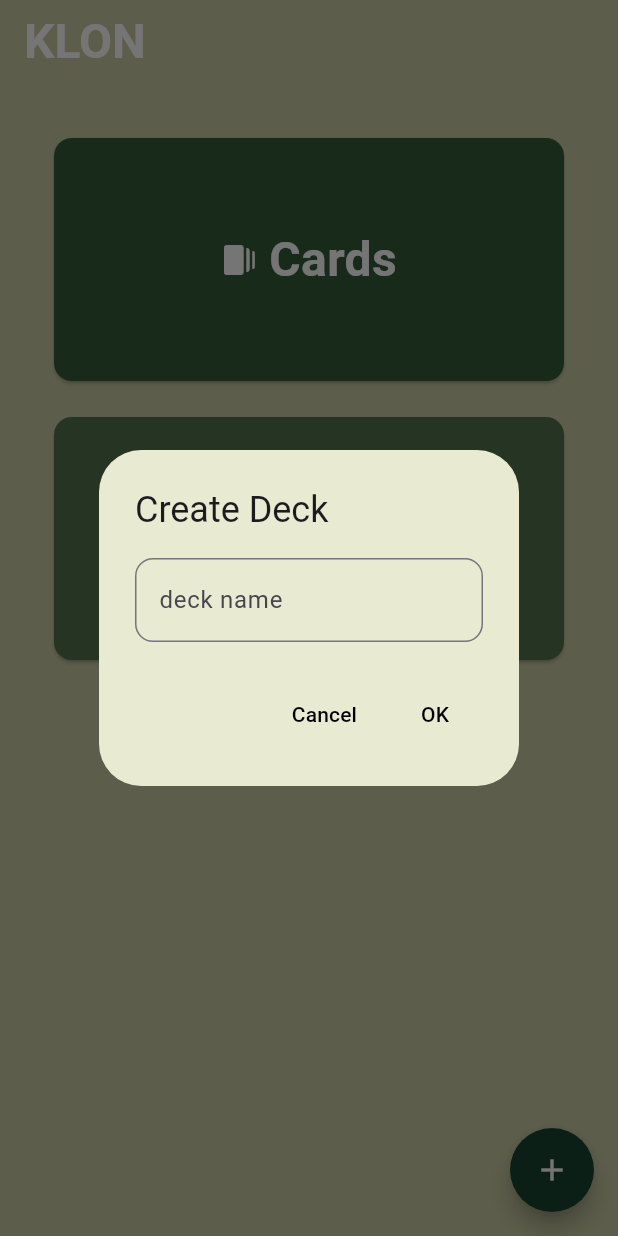
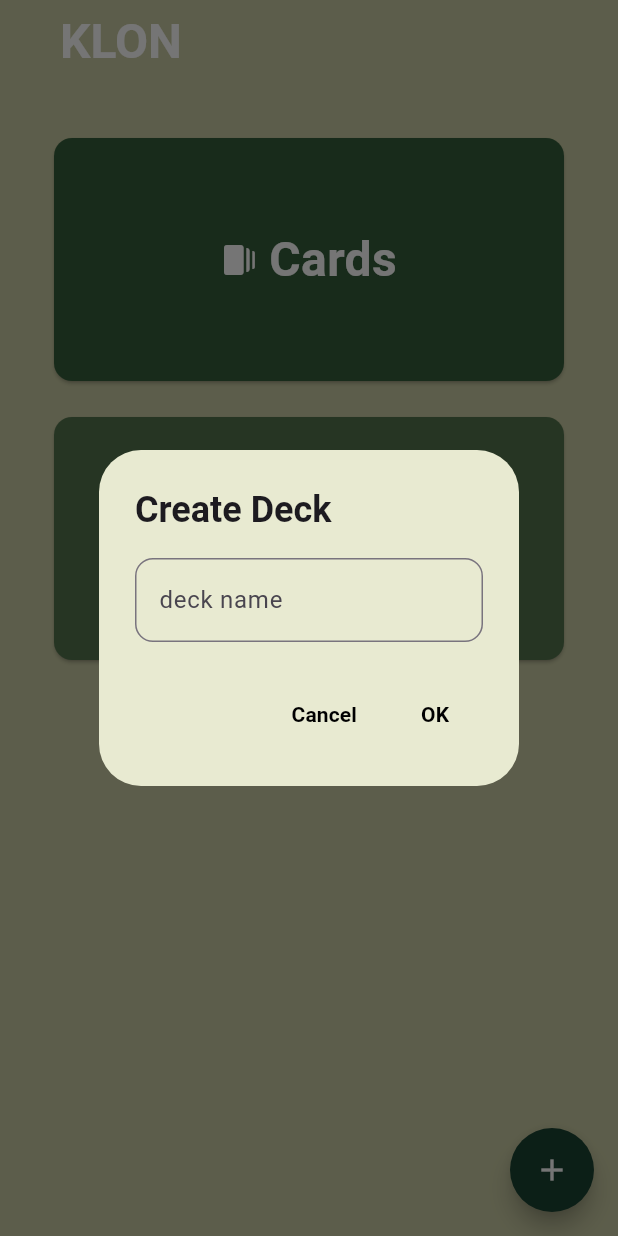
Before and after one commit to harrytega/anki-clone, a Flutter app: the screen it shows after launch, after a tap on the "add" icon, on a phone screen of 412 x 824 dp. Run offline on Flutter 3.47's test engine with Material 3 defaults, Android fonts, the phone set to English and light mode, and no system bars; our stand-ins replace flutter_hooks, gap, go_router, hooks_riverpod, isar, riverpod_annotation; accounts and stored records are empty; generated files the repository leaves out were written again.

```diff
--- a/lib/deck_repository.dart
+++ b/lib/deck_repository.dart
@@ -1,5 +1,6 @@
 import 'package:anki_clone/database_service.dart';
 import 'package:anki_clone/feature/card-deck/models/card_deck.dart';
+import 'package:hooks_riverpod/hooks_riverpod.dart';
 import 'package:isar/isar.dart';
 
 class DeckRepository {
@@ -23,4 +24,9 @@ class DeckRepository {
       return await db.cardDecks.delete(id);
     });
   }
+
+  Future<CardDeck?> getDeckById(Id id) async{
+    final db = await DatabaseService.instance;
+    return await db.cardDecks.get(id);
+  }
 }
--- a/lib/feature/card-deck/views/homescreen.dart
+++ b/lib/feature/card-deck/views/homescreen.dart
@@ -1,3 +1,4 @@
+import 'package:anki_clone/feature/card-deck/providers/deck_provider.dart';
 import 'package:anki_clone/routing/router.dart';
 import 'package:anki_clone/utils/app_colors.dart';
 import 'package:flutter/material.dart';
@@ -14,12 +15,17 @@ class Homescreen extends HookConsumerWidget {
   Widget build(BuildContext context, WidgetRef ref) {
     final createDeckController = useTextEditingController();
     final deckRepo = DeckRepository();
+
     return Scaffold(
       backgroundColor: AppColors.bggreenish,
       appBar: AppBar(
-        title: const Text(
+        centerTitle: false,
+        title: Padding(
+          padding: const EdgeInsets.only(left: 24),
+          child: const Text(
             'KLON',
             style: TextStyle(color: AppColors.white, fontWeight: FontWeight.w700, fontSize: 32),
+          ),
         ),
         backgroundColor: AppColors.bggreenish,
       ),
@@ -30,7 +36,7 @@ class Homescreen extends HookConsumerWidget {
             SizedBox(
               height: 170,
               width: double.infinity,
-              child: InkWell(
+              child: GestureDetector(
                 onTap: () => context.go('/cards'),
                 child: Card(
                   color: AppColors.cardDeckBG,
@@ -52,7 +58,7 @@ class Homescreen extends HookConsumerWidget {
             SizedBox(
               height: 170,
               width: double.infinity,
-              child: InkWell(
+              child: GestureDetector(
                 onTap: () {
                   context.go('/decks');
                 },
@@ -75,34 +81,58 @@ class Homescreen extends HookConsumerWidget {
           ],
         ),
       ),
-      floatingActionButton: FloatingActionButton(
+      floatingActionButton: Fab(createDeckController: createDeckController, deckRepo: deckRepo),
+    );
+  }
+}
+
+class Fab extends HookConsumerWidget {
+  const Fab({super.key, required this.createDeckController, required this.deckRepo});
+
+  final TextEditingController createDeckController;
+  final DeckRepository deckRepo;
+
+  @override
+  Widget build(BuildContext context, WidgetRef ref) {
+    return FloatingActionButton(
       onPressed: () => showDialog(
         context: context,
         builder: (context) => AlertDialog(
           backgroundColor: AppColors.lightSalbei,
-            title: const Text('Create Deck'),
+          title: const Text('Create Deck', style: TextStyle(fontWeight: FontWeight.w600)),
           content: TextField(
             controller: createDeckController,
             decoration: InputDecoration(
               border: OutlineInputBorder(borderRadius: BorderRadius.circular(12)),
+              focusedBorder: OutlineInputBorder(
+                borderSide: BorderSide(color: AppColors.cardDeckBG),
+                borderRadius: BorderRadius.circular(12),
+              ),
               hintText: 'deck name',
             ),
           ),
           actions: [
             TextButton(
               onPressed: () {
-                  createDeckController.text = '';
+                createDeckController.clear();
                 context.pop();
               },
-                child: const Text('Cancel', style: TextStyle(color: AppColors.black)),
+              child: const Text(
+                'Cancel',
+                style: TextStyle(color: AppColors.black, fontWeight: FontWeight.w600),
+              ),
             ),
             TextButton(
               onPressed: () async {
                 await deckRepo.createDeck(createDeckController.text);
-                  createDeckController.text = '';
+                ref.invalidate(allDecksProvider);
+                createDeckController.clear();
                 context.pop();
               },
-                child: const Text('OK', style: TextStyle(color: AppColors.black)),
+              child: const Text(
+                'OK',
+                style: TextStyle(color: AppColors.black, fontWeight: FontWeight.w600),
+              ),
             ),
           ],
         ),
@@ -110,7 +140,6 @@ class Homescreen extends HookConsumerWidget {
       shape: RoundedRectangleBorder(borderRadius: BorderRadiusGeometry.circular(50)),
       backgroundColor: AppColors.fabBG,
       child: Icon(Icons.add, color: AppColors.white),
-      ),
     );
   }
 }
```
Also changed, not shown: lib/feature/card-deck/views/all_decks_screen.dart (+93 -23 lines), 1 other file. Lines whose indentation alone changed are shown as unchanged.
